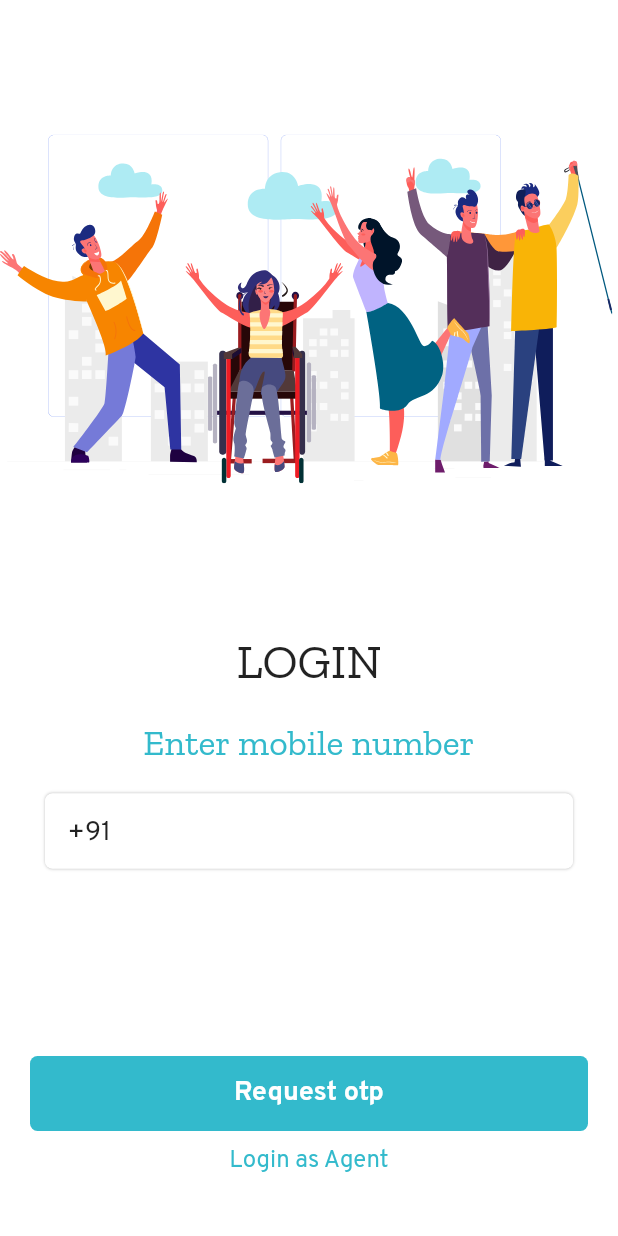
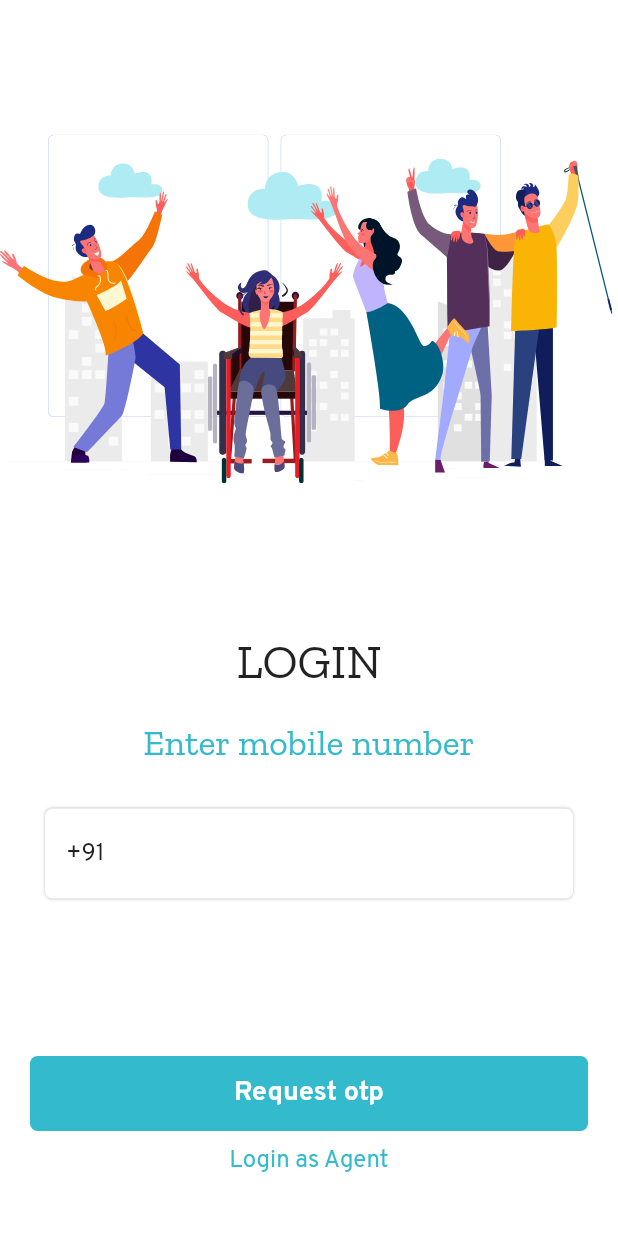
Before and after one commit to SHEKHAR02002/Scheme_Suvidha, a Flutter app: the screen it shows after launch, on a phone screen of 412 x 824 dp. Run offline on Flutter 3.47's test engine with Material 2 defaults, Android fonts, the phone set to English and light mode, and no system bars; drawn by our look-alikes of intl_phone_field; our stand-ins replace carousel_slider, cloud_firestore, dropdown_button2, firebase_auth, firebase_core, firebase_messaging and 11 more; missing offline and left inert: firebase_app_check, tbib_splash_screen; accounts and stored records are empty; project files that could hold a hidden picture were left out.

```diff
--- a/lib/Screen/login.dart
+++ b/lib/Screen/login.dart
@@ -1,5 +1,7 @@
 import 'package:flutter/material.dart';
+
 import 'package:flutter_svg/flutter_svg.dart';
+import 'package:intl_phone_field/intl_phone_field.dart';
 import 'package:scheme/Screen/agentlogin.dart';
 import 'package:scheme/Theme/color.dart';
 import 'package:scheme/Theme/decoration.dart';
@@ -16,6 +18,7 @@ class Login extends StatefulWidget {
 
 class _LoginState extends State<Login> {
   final TextEditingController _phoneNo = TextEditingController();
+  String _country = "+91";
   bool loader = false;
   @override
   Widget build(BuildContext context) {
@@ -56,32 +59,42 @@ class _LoginState extends State<Login> {
             const SizedBox(
               height: 20,
             ),
-            Padding(
-              padding: const EdgeInsets.symmetric(horizontal: 30),
-              child: Container(
-                height: 50,
+            Container(
               decoration: shadowdecoration,
-                child: TextField(
-                  keyboardType: TextInputType.number,
-                  style: const TextStyle(
-                      fontSize: 18, fontWeight: FontWeight.w400),
+              margin: const EdgeInsets.symmetric(vertical: 10, horizontal: 30),
+              padding: const EdgeInsets.symmetric(horizontal: 10),
+              child: IntlPhoneField(
+                dropdownTextStyle:
+                    const TextStyle(fontSize: 16, fontWeight: FontWeight.w400),
+                style:
+                    const TextStyle(fontSize: 16, fontWeight: FontWeight.w400),
+                initialCountryCode: "IN",
+                showDropdownIcon: false,
+                showCountryFlag: false,
                 decoration: InputDecoration(
-                    contentPadding: const EdgeInsets.all(15),
-                    prefixIcon: const Padding(
-                        padding: EdgeInsets.all(15),
-                        child: Text(
-                          '+91',
-                          style: TextStyle(
-                              fontSize: 18, fontWeight: FontWeight.w400),
-                        )),
-                    filled: true,
+                  counterStyle:
+                      const TextStyle(fontSize: 0, fontWeight: FontWeight.w400),
+                  counterText: "",
                   fillColor: Colors.white,
                   border: OutlineInputBorder(
                       borderSide: BorderSide.none,
                       borderRadius: BorderRadius.circular(5)),
                 ),
                 controller: _phoneNo,
-                ),
+                onChanged: (value) {
+                  if (_phoneNo.text.length == 10) {
+                    FocusScopeNode currentFocus = FocusScope.of(context);
+
+                    if (!currentFocus.hasPrimaryFocus) {
+                      currentFocus.unfocus();
+                    }
+                  }
+                },
+                onCountryChanged: (country) {
+                  setState(() {
+                    _country = country.code;
+                  });
+                },
               ),
             ),
           ],
@@ -107,7 +120,7 @@ class _LoginState extends State<Login> {
                       }
                     });
                     loader = await PhoneAuth().sendOtp(
-                      phoneNo: _phoneNo.text,
+                      phoneNo: _country + _phoneNo.text,
                       context: context,
                     );
                   }
--- a/lib/provider/phoneauth.dart
+++ b/lib/provider/phoneauth.dart
@@ -12,7 +12,7 @@ class PhoneAuth {
   sendOtp({required String phoneNo, required BuildContext context}) async {
     bool loader = false;
     await auth.verifyPhoneNumber(
-      phoneNumber: "+91$phoneNo",
+      phoneNumber: phoneNo,
       timeout: const Duration(seconds: 60),
       verificationCompleted: (PhoneAuthCredential credential) {},
       verificationFailed: (FirebaseAuthException e) {},
--- a/pubspec.yaml
+++ b/pubspec.yaml
@@ -68,6 +68,7 @@ dependencies:
   firebase_app_check: ^0.1.1+12
   image_cropper: ^3.0.1
   http: ^0.13.5
+  intl_phone_field: ^3.1.0
 
 
 
```
Also changed, not shown: lib/Screen/agentwidget/filtercontainer.dart (+15 -4 lines), lib/Screen/home.dart (+54 -36 lines), lib/Screen/otpbottom.dart (+16 -5 lines), pubspec.lock. Lines whose indentation alone changed are shown as unchanged.
